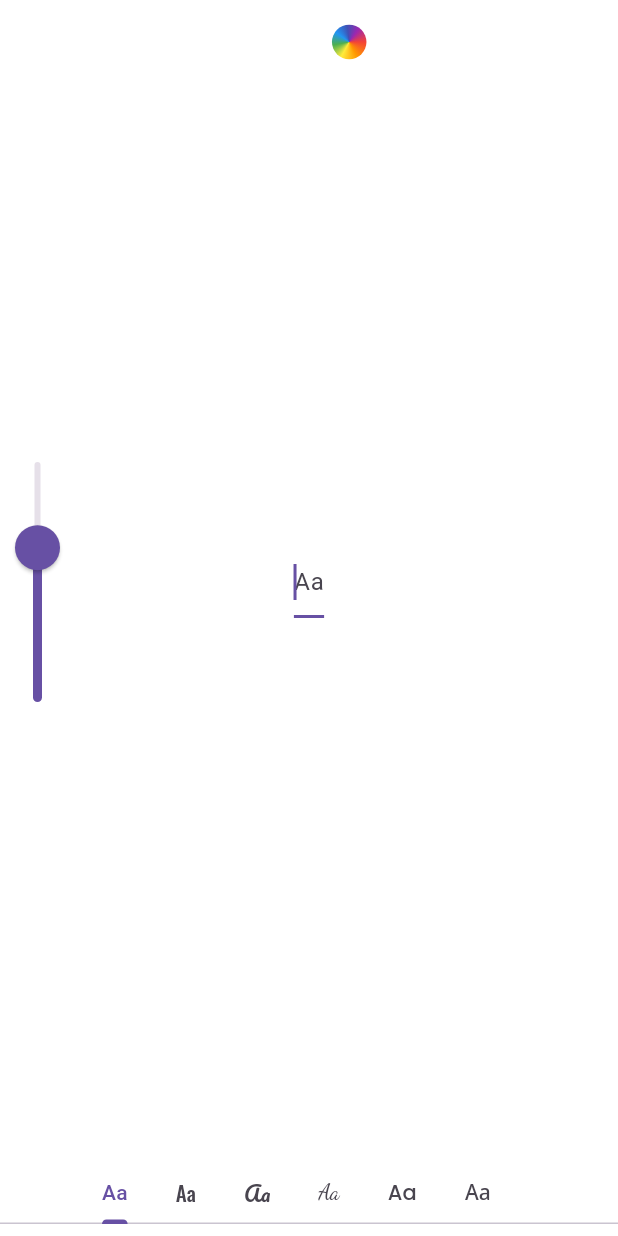
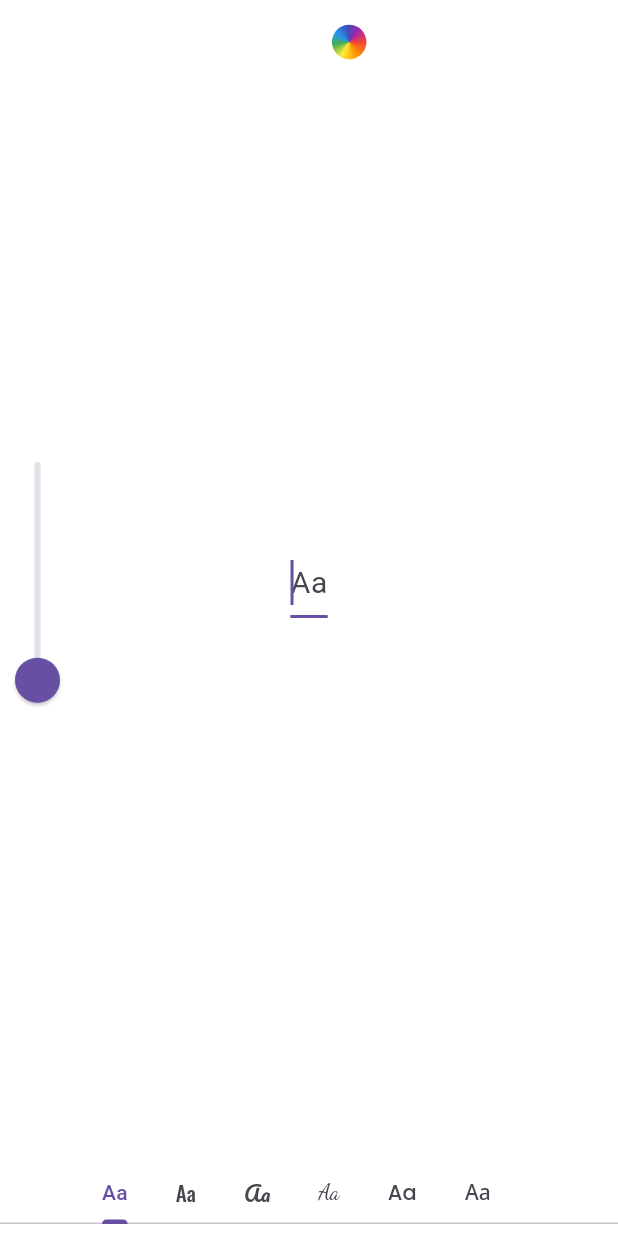
Before and after one commit to miroruX/miroru_story_editor, a Flutter app: the TextEditingView screen opened directly, on a phone screen of 412 x 824 dp. Run offline on Flutter 3.47's test engine with Material 3 defaults, Android fonts, the phone set to English and light mode, and no system bars; our stand-ins replace device_info_plus, flutter_blurhash, flutter_hooks, font_awesome_flutter, freezed_annotation, google_fonts and 5 more; missing offline and left inert: align_positioned, blurhash_dart, matrix4_transform, matrix_gesture_detector_pro; generated files the repository leaves out were written again.

Commit message:
Add dependencies and implement color conversion logic

```diff
--- a/lib/extensions/context_extension.dart
+++ b/lib/extensions/context_extension.dart
@@ -29,6 +29,8 @@ extension ContextExtension on BuildContext {
 
   Color get scaffoldBackgroundColor => Theme.of(this).scaffoldBackgroundColor;
 
+  ColorScheme get colorScheme => Theme.of(this).colorScheme;
+
   void hideKeyboard() {
     // https://github.com/flutter/flutter/issues/54277#issuecomment-640998757
     final currentScope = FocusScope.of(this);
--- a/lib/presentation/views/decoration/common/text_editing_view.dart
+++ b/lib/presentation/views/decoration/common/text_editing_view.dart
@@ -1,5 +1,6 @@
 import 'package:flutter/material.dart';
 import 'package:flutter_hooks/flutter_hooks.dart';
+import 'package:miroru_story_editor/extensions/color_extension.dart';
 import 'package:miroru_story_editor/extensions/context_extension.dart';
 import 'package:miroru_story_editor/extensions/string_extension.dart';
 import 'package:miroru_story_editor/model/entities/decorations/text/decoration_text.dart';
@@ -22,6 +23,8 @@ class TextEditingView extends HookWidget {
         transform: Matrix4.identity(),
         data: DecorationText(
           fontFamily: FontType.roboto.name,
+          backgroundColorCode: Colors.black.hex,
+          fontSize: 20,
         ),
         uuid: const Uuid().v4(),
         order: 0,
@@ -30,26 +33,9 @@ class TextEditingView extends HookWidget {
 
     // 関数の中は再度インスタンスを生成する必要がある
     final decorationText = textItem.value.data as DecorationText;
-    final textEditingController = useTextEditingController(
-      text: decorationText.text,
-    );
-
-    // final focusNode = useFocusNode();
-
-    // //autoFocusを使うとパフォーマンスが悪くなる[]https://github.com/flutter/flutter/issues/20987
-    // useEffect(
-    //   () {
-    //     Future.delayed(
-    //       const Duration(milliseconds: 200),
-    //       focusNode.requestFocus,
-    //     );
-    //     return null;
-    //   },
-    //   [],
-    // );
 
     return GestureDetector(
-      behavior: HitTestBehavior.opaque,
+      behavior: HitTestBehavior.translucent,
       onTap: () {
         context.hideKeyboard();
       },
@@ -57,13 +43,16 @@ class TextEditingView extends HookWidget {
         backgroundColor: Colors.transparent,
         body: Stack(
           children: [
-            const Padding(
-              padding: EdgeInsets.fromLTRB(4, 4, 4, 0),
-              child: TextToolHeaderView(),
+            Padding(
+              padding: const EdgeInsets.fromLTRB(4, 4, 4, 0),
+              child: TextToolHeaderView(
+                renderItem: textItem.value,
+              ),
             ),
             Align(
               alignment: Alignment.centerLeft,
               child: TextSizeSliderView(
+                fontSize: decorationText.fontSize ?? 20,
                 onChangeFontSize: (double fontSize) {
                   if (textItem.value.data is! DecorationText) {
                     throw Exception(
@@ -87,7 +76,23 @@ class TextEditingView extends HookWidget {
               child: IntrinsicWidth(
                 child: TextField(
                   autofocus: true,
-                  controller: textEditingController,
+                  onChanged: (value) {
+                    if (textItem.value.data is! DecorationText) {
+                      throw Exception(
+                        'textItem.value.data is not DecorationText',
+                      );
+                    }
+                    final newDecorationText =
+                        textItem.value.data as DecorationText;
+                    textItem.value = RenderItem<DecorationText>(
+                      transform: textItem.value.transform,
+                      data: newDecorationText.copyWith(
+                        text: value,
+                      ),
+                      uuid: textItem.value.uuid,
+                      order: textItem.value.order,
+                    );
+                  },
                   decoration: InputDecoration(
                     hintText: 'Aa',
                     hintStyle: TextStyle(
@@ -111,7 +116,6 @@ class TextEditingView extends HookWidget {
                   'textItem.value.data is not DecorationText',
                 );
               }
-
               final newDecorationText = textItem.value.data as DecorationText;
               textItem.value = RenderItem<DecorationText>(
                 transform: textItem.value.transform,
--- a/lib/presentation/views/decoration/text/text_size_slider_view.dart
+++ b/lib/presentation/views/decoration/text/text_size_slider_view.dart
@@ -5,13 +5,15 @@ class TextSizeSliderView extends HookWidget {
   const TextSizeSliderView({
     super.key,
     required this.onChangeFontSize,
+    required this.fontSize,
   });
 
+  final double fontSize;
   final void Function(double fontSize) onChangeFontSize;
 
   @override
   Widget build(BuildContext context) {
-    final sliderValue = useState<double>(30);
+    final sliderValue = useState<double>(fontSize);
     return ConstrainedBox(
       constraints: const BoxConstraints(
         maxWidth: 50,
@@ -27,8 +29,8 @@ class TextSizeSliderView extends HookWidget {
             ),
           ),
           child: Slider(
-            max: 40,
-            min: 12,
+            max: 80,
+            min: 14,
             value: sliderValue.value,
             onChanged: (value) {
               sliderValue.value = value;
--- a/lib/presentation/views/decoration/text/text_tool_header_view.dart
+++ b/lib/presentation/views/decoration/text/text_tool_header_view.dart
@@ -1,6 +1,8 @@
 import 'package:flutter/material.dart';
 import 'package:font_awesome_flutter/font_awesome_flutter.dart';
 import 'package:hooks_riverpod/hooks_riverpod.dart';
+import 'package:miroru_story_editor/model/entities/decorations/text/decoration_text.dart';
+import 'package:miroru_story_editor/model/entities/render_item/render_item.dart';
 import 'package:miroru_story_editor/model/use_cases/palette/palette_state.dart';
 import 'package:miroru_story_editor/presentation/res/editing_text_theme.dart';
 import 'package:miroru_story_editor/presentation/widgets/decoration/common/color_picker_icon.dart';
@@ -8,7 +10,10 @@ import 'package:miroru_story_editor/presentation/widgets/decoration/common/color
 class TextToolHeaderView extends HookConsumerWidget {
   const TextToolHeaderView({
     super.key,
+    required this.renderItem,
   });
+
+  final RenderItem<DecorationText> renderItem;
 
   @override
   Widget build(BuildContext context, WidgetRef ref) {
@@ -36,8 +41,8 @@ class TextToolHeaderView extends HookConsumerWidget {
           const Spacer(),
           TextButton(
             onPressed: () {
-              ref.read(paletteStateProvider.notifier).changeEditingText(
-                    false,
+              ref.read(paletteStateProvider.notifier).addRenderItem(
+                    renderItem,
                   );
             },
             child: const Text('完了'),
--- a/lib/presentation/views/palette_view.dart
+++ b/lib/presentation/views/palette_view.dart
@@ -5,6 +5,7 @@ import 'package:hooks_riverpod/hooks_riverpod.dart';
 import 'package:miroru_story_editor/model/dto/action_icon_button/action_icon_button_dto.dart';
 import 'package:miroru_story_editor/model/dto/leading_icon_button/leading_icon_button_dto.dart';
 import 'package:miroru_story_editor/model/use_cases/palette/palette_state.dart';
+import 'package:miroru_story_editor/presentation/views/background_image/background_image_blur_view.dart';
 import 'package:miroru_story_editor/presentation/views/background_image/background_image_view.dart';
 import 'package:miroru_story_editor/presentation/views/decoration/common/decoration_view.dart';
 import 'package:miroru_story_editor/presentation/views/decoration/common/text_editing_view.dart';
@@ -47,6 +48,7 @@ class PaletteView extends HookConsumerWidget {
         color: Colors.white,
         child: Stack(
           children: [
+            const BackgroundBlurImageView(),
             const BackgroundImageView(),
             const DecorationWidget(),
             if (isEditingText) ...[
--- a/pubspec.yaml
+++ b/pubspec.yaml
@@ -35,9 +35,13 @@ dependencies:
 
   uuid: ^4.3.2
 
+  blurhash_dart: ^1.2.1
+  flutter_blurhash: ^0.8.2
+
   # animation
   align_positioned: ^4.0.0
   matrix4_transform: ^3.0.0
+  image: ^4.1.4
 
 dev_dependencies:
   flutter_test:
```
Also changed, not shown: lib/extensions/color_extension.dart (added, +31 -0 lines), lib/extensions/string_extension.dart (+9 -0 lines), lib/model/use_cases/background/fetch_blur_hash.dart (added, +24 -0 lines), lib/model/use_cases/palette/palette_state.dart (+9 -1 lines), lib/presentation/views/background_image/background_image_blur_view.dart (added, +36 -0 lines), lib/presentation/views/decoration/handler/build_decoration_handler_view.dart (+3 -6 lines), lib/presentation/widgets/decoration/text/render_text_widget.dart (added, +30 -0 lines), example/pubspec.lock, lib/model/use_cases/background/fetch_blur_hash.g.dart (added), lib/model/use_cases/palette/palette_state.g.dart, 1 other file.
